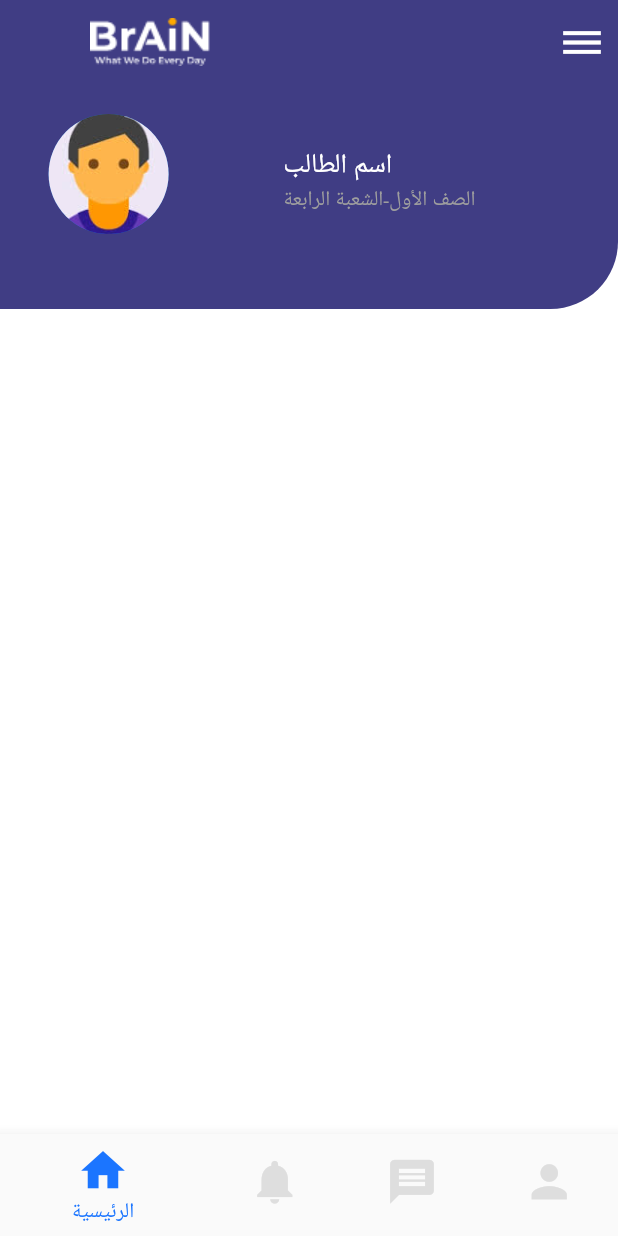
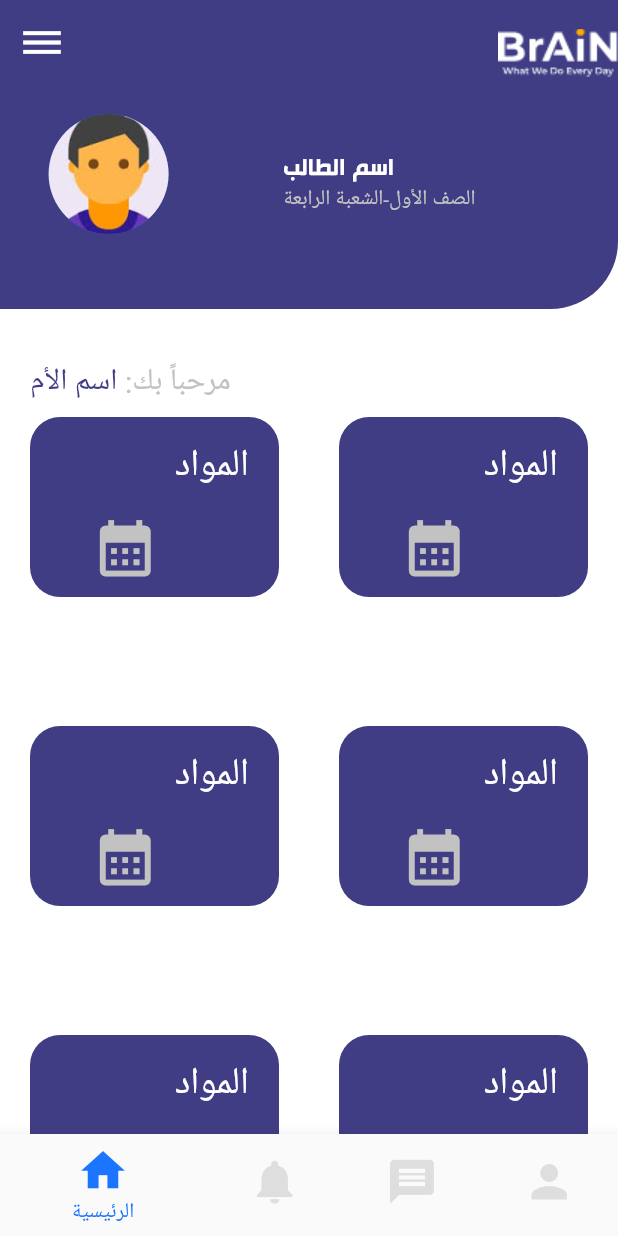
Before and after one commit to SuraAborass/SchoolApp, a Flutter app: the screen it shows after launch, on a phone screen of 412 x 824 dp. Run offline on Flutter 3.47's test engine with Material 2 defaults, Android fonts, the light colour scheme and no system bars; our stand-ins replace get; Roboto replaces fonts that are missing (Hacen Tunisia Lt).

Commit message:
edit home screen

```diff
--- a/lib/Constants/ui_colors.dart
+++ b/lib/Constants/ui_colors.dart
@@ -3,6 +3,9 @@ import 'package:flutter/material.dart';
 class UIColors {
 static const primary = Color(0xff403D84);
 static const white = Color(0xffFFFFFF);
+static const gray = Color(0xffC2C2C2);
+static const pink = Color(0xffF65E5E);
+static const green = Color(0xff68D464);
 
 //bottom_navigation_bar
   static const iconColor = Color(0xffC2C2C2);
--- /dev/null
+++ b/lib/Constants/ui_text_styles.dart
@@ -0,0 +1,15 @@
+import 'package:flutter/material.dart';
+import 'package:school_app/Constants/ui_colors.dart';
+
+class UITextStyle{
+ static const titleBold = TextStyle(
+      color: UIColors.white,
+      fontSize: 18,
+      fontFamily: "Hacen");
+ static const bodyNormal = TextStyle(
+  fontWeight: FontWeight.normal,
+     color: UIColors.gray,
+     fontSize: 14,
+     fontFamily: "Hacen Tunisia Lt");
+
+}
--- a/lib/PrsentationLayer/Screens/Public/home_screen.dart
+++ b/lib/PrsentationLayer/Screens/Public/home_screen.dart
@@ -1,10 +1,15 @@
 import 'package:flutter/material.dart';
+import 'package:school_app/PrsentationLayer/Widgets/Public/SizedBoxHeight.dart';
+import 'package:school_app/PrsentationLayer/Widgets/Public/SizedBoxWidth.dart';
 import '../../../Constants/ui_colors.dart';
 import '../../../Constants/ui_styles.dart';
+import '../../../Constants/ui_text_styles.dart';
 import '../../Widgets/Public/AppBar.dart';
 import '../../Widgets/Public/bottom_navigation_bar.dart';
 import '../../Widgets/Public/drawer.dart';
 import 'package:get/get.dart';
+
+import '../../Widgets/Subjects/Subject_item.dart';
 
 class HomeScreen extends StatelessWidget {
   const HomeScreen({Key? key}) : super(key: key);
@@ -17,8 +22,10 @@ class HomeScreen extends StatelessWidget {
       drawer: const CustomDrawer(),
       bottomNavigationBar: const CustomBottomNavigationBar(),
       body: Column(
+        crossAxisAlignment: CrossAxisAlignment.start,
         children: [
       Expanded(
+        flex: 1,
         child: Stack(
          children:[
            Container(
@@ -58,14 +65,49 @@ class HomeScreen extends StatelessWidget {
                  child: Padding(
                    padding: EdgeInsets.only(top: 30.0,left: 8),
                    child: ListTile(
-                     title: Text("اسم الطالب",style: TextStyle(color: Colors.white,fontSize: 18),textAlign: TextAlign.start,),
-                     subtitle: Text("الصف الأول-الشعبة الرابعة",style: TextStyle(color: Colors.grey,fontSize: 14), textAlign: TextAlign.start
+                     title: Text("اسم الطالب",style: UITextStyle.titleBold,textAlign: TextAlign.start,),
+                     subtitle: Text("الصف الأول-الشعبة الرابعة",style:  UITextStyle.bodyNormal, textAlign: TextAlign.start
                    ),)
                  ),
                )
              ],
            ),
          ]
+        ),
+      ),
+
+      Expanded(
+        flex: 3,
+        child: Column(
+          children: [
+            const SizedBoxHeight(),
+            Row(
+              children: [
+                const SizedBoxWidth(),
+                RichText(
+                  text:  TextSpan(children: [
+                    TextSpan(text: "مرحباً بك:",style: UITextStyle.bodyNormal.copyWith(fontSize: 20)),
+                    TextSpan(text: " اسم الأم ",style: UITextStyle.bodyNormal.copyWith(color: UIColors.primary,fontSize: 20))
+                  ]),),
+              ],
+            ),
+            const SizedBoxHeight(),
+            Expanded(
+              child: SizedBox(
+                width: Get.width,
+                child: GridView.builder(
+                  itemCount: 8,
+                gridDelegate: const SliverGridDelegateWithFixedCrossAxisCount(crossAxisCount: 2,
+                ),
+                  itemBuilder: (context, i){
+                    return  Container(
+                        margin: const EdgeInsets.only(right: 20,left: 20),
+                        child:  const SubjectItem());
+                  },
+              ),
+              ),
+            )
+          ],
         ),
       )
         ],
--- a/lib/PrsentationLayer/Widgets/Public/AppBar.dart
+++ b/lib/PrsentationLayer/Widgets/Public/AppBar.dart
@@ -3,32 +3,36 @@ import '../../../Constants/ui_colors.dart';
 
 PreferredSizeWidget customAppBar(BuildContext context) {
   return AppBar(
-     leadingWidth: 200,
+    // leadingWidth: 200,
     backgroundColor: UIColors.primary,
     elevation: 0.0,
-    leading:  Padding(
-      padding: const EdgeInsets.all(10.0),
-      child: Image.asset(
-        'assets/images/logo.png',
-      ),
-    ),
+    leading:   Builder(builder: (context) {
+      return IconButton(
+          onPressed: () {
+            Scaffold.of(context).openDrawer();
+          },
+          icon: const Icon(
+            Icons.dehaze_outlined,
+            size: 30,
+            color: UIColors.white,
+          ));
+    }),
+
     // title: Image.asset(
     //   'assets/images/logo.png',
     //   height: 22,
     //   width: 119,
     // ),
     actions: [
-      Builder(builder: (context) {
-        return IconButton(
-            onPressed: () {
-              Scaffold.of(context).openDrawer();
-            },
-            icon: const Icon(
-              Icons.dehaze_outlined,
-              size: 30,
-              color: UIColors.white,
-            ));
-      }),
+      Align(
+        alignment: Alignment.centerLeft,
+        child: Padding(
+          padding: const EdgeInsets.only(top: 14.0,left: 14),
+          child: Image.asset(
+            'assets/images/logo.png',
+          ),
+        ),
+      ),
     ],
   );
 }
--- /dev/null
+++ b/lib/PrsentationLayer/Widgets/Public/SizedBoxHeight.dart
@@ -0,0 +1,10 @@
+import 'package:flutter/material.dart';
+
+class SizedBoxHeight extends StatelessWidget {
+  const SizedBoxHeight({Key? key}) : super(key: key);
+
+  @override
+  Widget build(BuildContext context) {
+    return const SizedBox(height: 10,);
+  }
+}
--- /dev/null
+++ b/lib/PrsentationLayer/Widgets/Public/SizedBoxWidth.dart
@@ -0,0 +1,10 @@
+import 'package:flutter/material.dart';
+
+class SizedBoxWidth extends StatelessWidget {
+  const SizedBoxWidth({Key? key}) : super(key: key);
+
+  @override
+  Widget build(BuildContext context) {
+    return const SizedBox(width: 20,);
+  }
+}
--- /dev/null
+++ b/lib/PrsentationLayer/Widgets/Subjects/Subject_item.dart
@@ -0,0 +1,35 @@
+import 'package:flutter/material.dart';
+import 'package:school_app/Constants/ui_colors.dart';
+import 'package:school_app/Constants/ui_text_styles.dart';
+
+class SubjectItem extends StatelessWidget {
+  const SubjectItem({Key? key}) : super(key: key);
+
+  @override
+  Widget build(BuildContext context) {
+    return  Stack(
+      children: [
+        Container(
+          decoration: BoxDecoration(
+            borderRadius: BorderRadius.circular(20),
+            color: UIColors.primary,
+          ),
+          width: 180,
+          height: 120,
+        ),
+        Positioned( top: 15,right:20,
+          child: Text('المواد',
+            style: UITextStyle.bodyNormal.copyWith(color: UIColors.white,fontSize: 25),),),
+    //     Positioned(top: 60,right: 80,
+    //         child: Container(height: 60, width: 120,
+    // decoration: const BoxDecoration(
+    //       color: UIColors.gray,
+    //       borderRadius: BorderRadius. only(topRight: Radius.circular(10))
+    //     ),
+    //      )),
+        const Positioned(top: 65,right: 80,
+            child: Icon(Icons.calendar_month,size: 45,color: UIColors.iconColor,))
+      ],
+    );
+  }
+}
```
Also changed, not shown: pubspec.yaml (+8 -10 lines), assets/fonts/Hacen Tunisia Bd.ttf (added), assets/fonts/Hacen Tunisia Lt.ttf (added).
